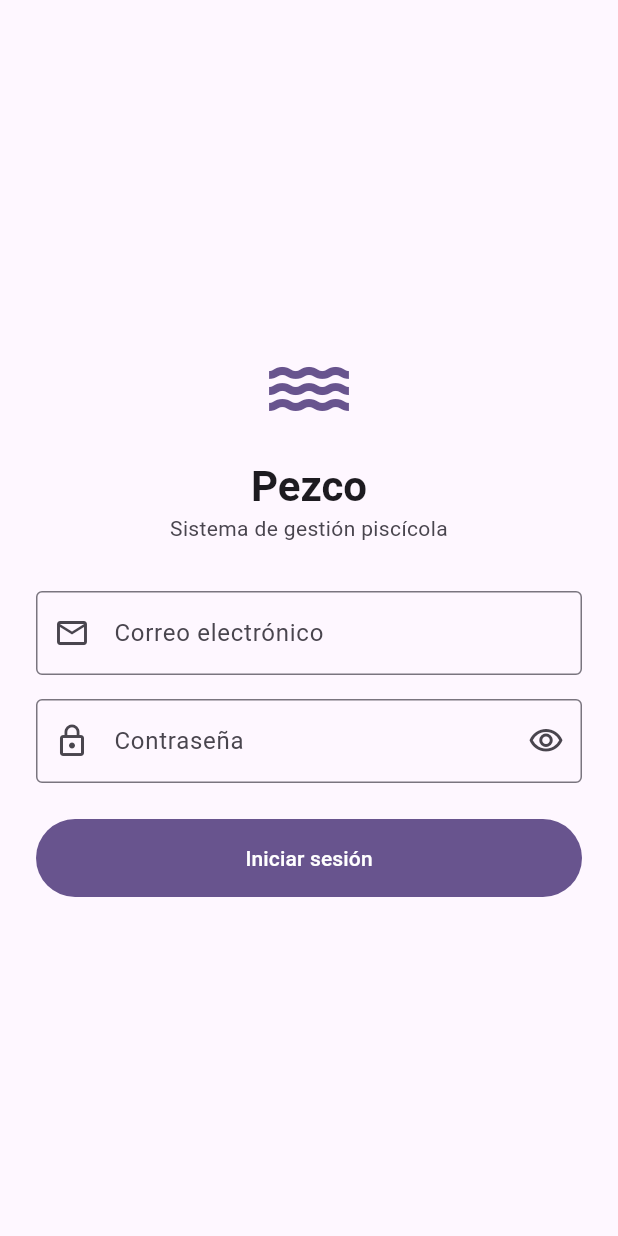
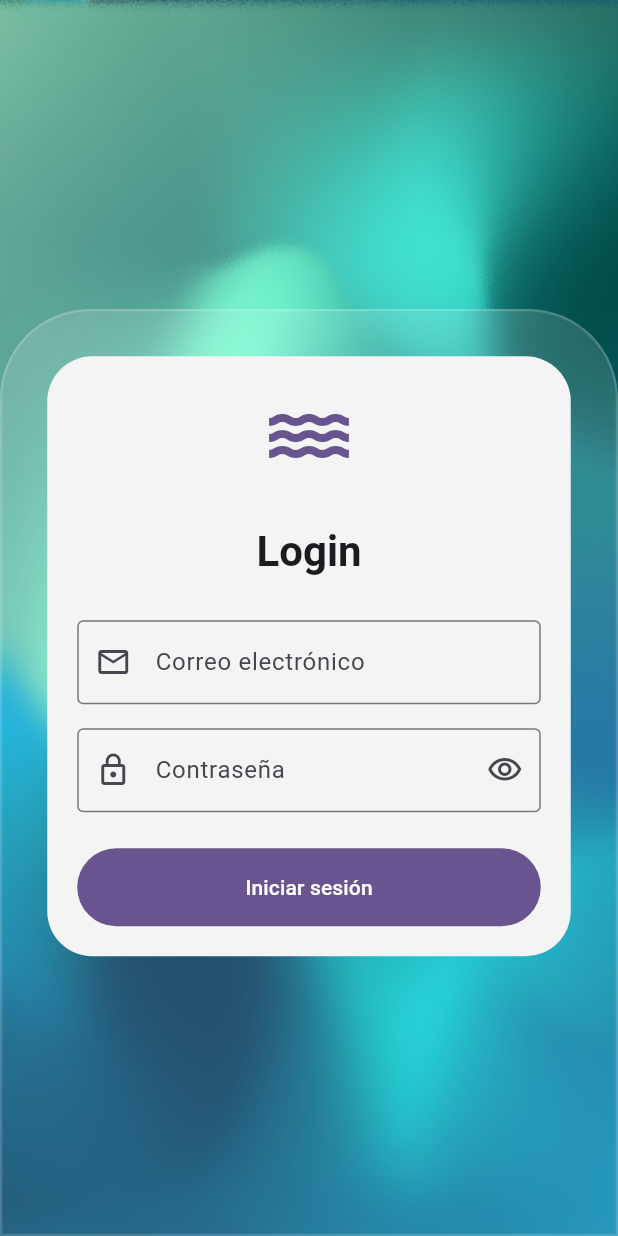
Before and after one commit to Adriansema/Adriansema.github.io, a Flutter app: the screen it shows after launch, on a phone screen of 412 x 824 dp. Run offline on Flutter 3.47's test engine with Material 3 defaults, Android fonts, the phone set to English and light mode, and no system bars; our stand-ins replace flutter_secure_storage, font_awesome_flutter; accounts and stored records are empty.

Commit message:
estilando login

```diff
--- a/pezco_client/lib/presentation/screens/login_screen.dart
+++ b/pezco_client/lib/presentation/screens/login_screen.dart
@@ -1,4 +1,7 @@
+import 'dart:ui';
+
 import 'package:flutter/material.dart';
+import 'package:pezco_client/core/app_color.dart';
 import 'package:provider/provider.dart';
 import '../../providers/auth_provider.dart';
 
@@ -73,9 +76,46 @@ class _LoginScreenState extends State<LoginScreen> {
     final colorScheme = Theme.of(context).colorScheme;
 
     return Scaffold(
-      body: Center(
+      body: Container(
+        decoration: const BoxDecoration(
+          image: DecorationImage(
+            image: AssetImage('assets/images/fondo_login.png'),
+            fit: BoxFit.cover, // cubre toda la pantalla
+          ),
+        ),
+        child: Align(
+          alignment: Alignment.bottomCenter,
           child: SingleChildScrollView(
-          padding: const EdgeInsets.all(24),
+            child: ClipRect(
+              child: BackdropFilter(
+                filter: ImageFilter.blur(sigmaX: 10, sigmaY: 10),
+                child: Container(
+                  padding: const EdgeInsets.all(30),
+                  height: (MediaQuery.of(context).size.height * 0.75).clamp(
+                    500,
+                    double.infinity,
+                  ),
+                  width: 460,
+                  decoration: BoxDecoration(
+                    color: const Color(0x25FFFFFF), // el "vidrio"
+                    borderRadius: BorderRadius.only(
+                      topLeft: Radius.circular(60),
+                      topRight: Radius.circular(60),
+                    ),
+                    border: Border.all(
+                      color: const Color(0x2BFFFFFF),
+                      width: 1.5,
+                    ),
+                  ),
+                  child: Align(
+                    alignment: Alignment.topCenter,
+                    child: Container(
+                      padding: const EdgeInsets.all(20),
+                      height: 400,
+                      decoration: BoxDecoration(
+                        color: AppColors.background,
+                        borderRadius: BorderRadius.all(Radius.circular(30)),
+                      ),
                       child: ConstrainedBox(
                         constraints: const BoxConstraints(maxWidth: 400),
                         child: Form(
@@ -85,23 +125,19 @@ class _LoginScreenState extends State<LoginScreen> {
                             mainAxisSize: MainAxisSize.min,
                             crossAxisAlignment: CrossAxisAlignment.stretch,
                             children: [
-                  Icon(Icons.water, size: 64, color: colorScheme.primary),
-                  const SizedBox(height: 16),
+                              Icon(
+                                Icons.water,
+                                size: 64,
+                                color: colorScheme.primary,
+                              ),
+                              const Expanded(child: SizedBox(height: 16)),
                               Text(
-                    'Pezco',
+                                'Login',
                                 textAlign: TextAlign.center,
-                    style: Theme.of(context).textTheme.headlineMedium?.copyWith(
-                      fontWeight: FontWeight.bold,
+                                style: Theme.of(context).textTheme.headlineMedium
+                                    ?.copyWith(fontWeight: FontWeight.bold),
                               ),
-                  ),
-                  Text(
-                    'Sistema de gestión piscícola',
-                    textAlign: TextAlign.center,
-                    style: Theme.of(context).textTheme.bodyMedium?.copyWith(
-                      color: colorScheme.onSurfaceVariant,
-                    ),
-                  ),
-                  const SizedBox(height: 32),
+                              const Expanded(child: SizedBox(height: 16)),
 
                               TextFormField(
                                 controller: _correoController,
@@ -135,7 +171,8 @@ class _LoginScreenState extends State<LoginScreen> {
                                     ),
                                     onPressed: () {
                                       setState(
-                            () => _ocultarContrasena = !_ocultarContrasena,
+                                        () => _ocultarContrasena =
+                                            !_ocultarContrasena,
                                       );
                                     },
                                   ),
@@ -145,15 +182,21 @@ class _LoginScreenState extends State<LoginScreen> {
                               const SizedBox(height: 24),
 
                               FilledButton(
-                    onPressed: authProvider.isLoading ? null : _handleLogin,
+                                onPressed: authProvider.isLoading
+                                    ? null
+                                    : _handleLogin,
                                 style: FilledButton.styleFrom(
-                      padding: const EdgeInsets.symmetric(vertical: 16),
+                                  padding: const EdgeInsets.symmetric(
+                                    vertical: 16,
+                                  ),
                                 ),
                                 child: authProvider.isLoading
                                     ? const SizedBox(
                                         height: 20,
                                         width: 20,
-                            child: CircularProgressIndicator(strokeWidth: 2),
+                                        child: CircularProgressIndicator(
+                                          strokeWidth: 2,
+                                        ),
                                       )
                                     : const Text('Iniciar sesión'),
                               ),
@@ -163,6 +206,12 @@ class _LoginScreenState extends State<LoginScreen> {
                       ),
                     ),
                   ),
+                ),
+              ),
+            ),
+          ),
+        ),
+      ),
     );
   }
 }
```
Also changed, not shown: pezco_client/assets/images/fondo_login.png (added), 4 other files. Lines whose indentation alone changed are shown as unchanged.
